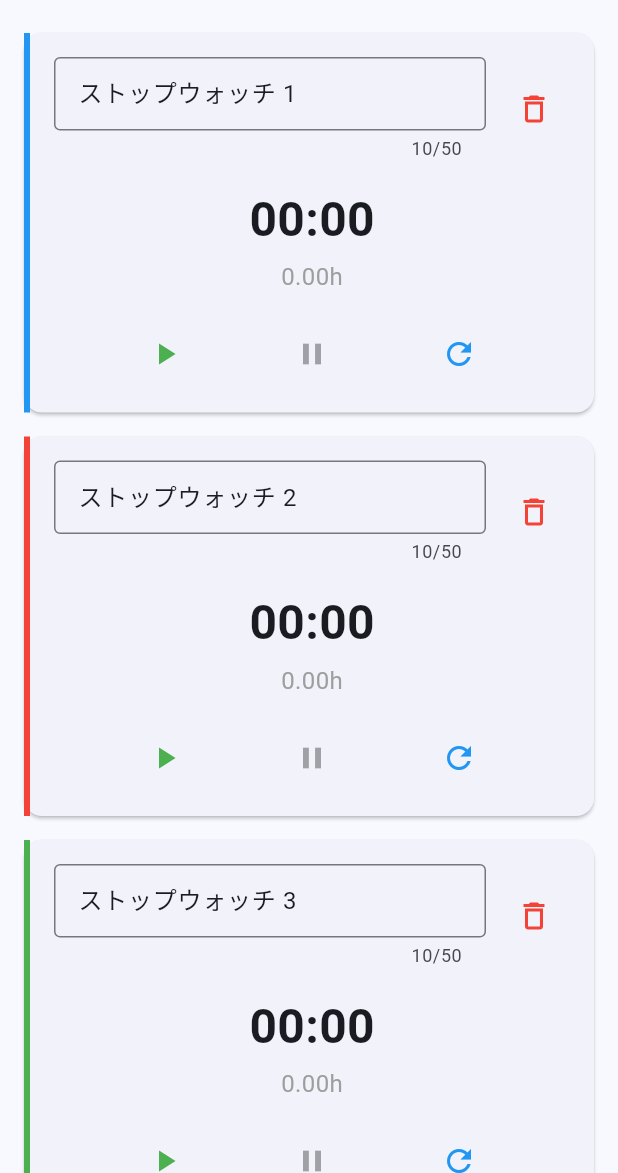
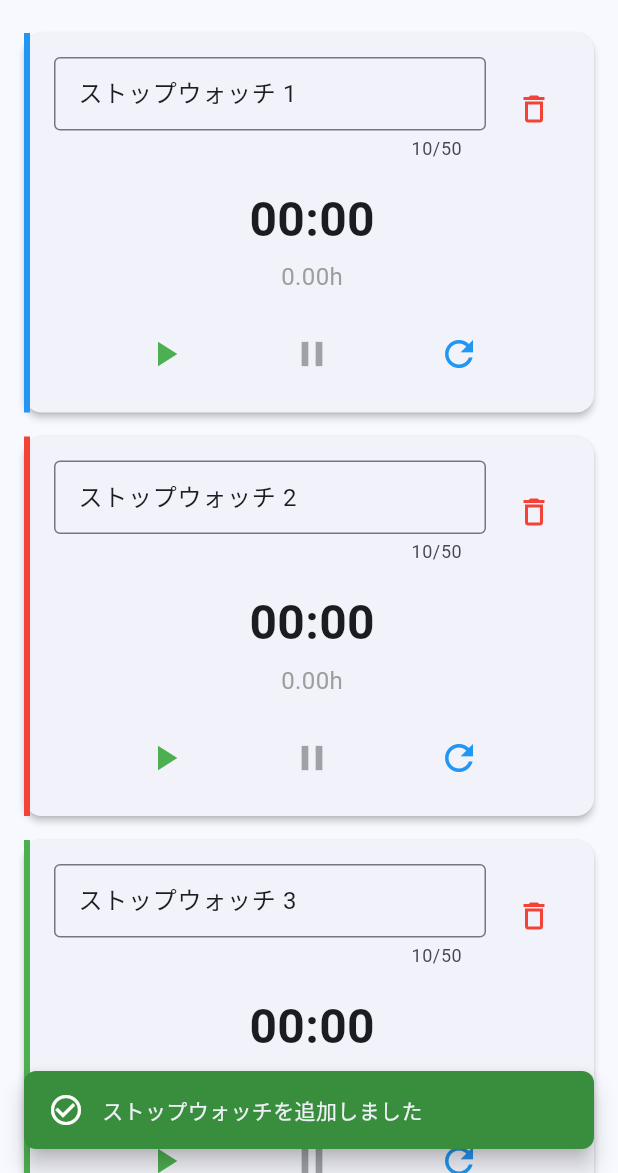
Before and after one commit to takuya040321/multi_stopwatch, a Flutter app: the screen it shows after launch, after a tap on the "add" icon, on a phone screen of 412 x 824 dp, the part 63-1236 px from its top. Run offline on Flutter 3.47's test engine with Material 3 defaults, Android fonts, the phone set to English and light mode, and no system bars; our stand-ins replace flutter_riverpod, hive, hive_flutter, shared_preferences; missing offline and left inert: window_manager; accounts and stored records are empty; statements that could not run were skipped.

Commit message:
feat: UI/UX改善とポリッシュを実装
- カードホバー時のエレベーション変更アニメーション
- ボタンホバー時のスケールアニメーション
- リセット時の確認ダイアログを追加
- 統一されたSnackBar表示機能
- キーボードショートカット対応
- 詳細なツールチップメッセージ

```diff
--- /dev/null
+++ b/lib/utils/snackbar_helper.dart
@@ -0,0 +1,95 @@
+import "package:flutter/material.dart";
+
+/// SnackBarヘルパー関数
+///
+/// 一貫したスタイルのSnackBarを表示するためのユーティリティ
+
+/// エラーメッセージを表示する
+///
+/// [context] BuildContext
+/// [message] 表示するメッセージ
+void showErrorSnackBar(BuildContext context, String message) {
+  ScaffoldMessenger.of(context).showSnackBar(
+    SnackBar(
+      content: Row(
+        children: [
+          const Icon(Icons.error_outline, color: Colors.white),
+          const SizedBox(width: 12),
+          Expanded(
+            child: Text(
+              message,
+              style: const TextStyle(fontSize: 14),
+            ),
+          ),
+        ],
+      ),
+      backgroundColor: Colors.red.shade700,
+      behavior: SnackBarBehavior.floating,
+      shape: RoundedRectangleBorder(
+        borderRadius: BorderRadius.circular(8),
+      ),
+      margin: const EdgeInsets.all(16),
+      duration: const Duration(seconds: 4),
+    ),
+  );
+}
+
+/// 成功メッセージを表示する
+///
+/// [context] BuildContext
+/// [message] 表示するメッセージ
+void showSuccessSnackBar(BuildContext context, String message) {
+  ScaffoldMessenger.of(context).showSnackBar(
+    SnackBar(
+      content: Row(
+        children: [
+          const Icon(Icons.check_circle_outline, color: Colors.white),
+          const SizedBox(width: 12),
+          Expanded(
+            child: Text(
+              message,
+              style: const TextStyle(fontSize: 14),
+            ),
+          ),
+        ],
+      ),
+      backgroundColor: Colors.green.shade700,
+      behavior: SnackBarBehavior.floating,
+      shape: RoundedRectangleBorder(
+        borderRadius: BorderRadius.circular(8),
+      ),
+      margin: const EdgeInsets.all(16),
+      duration: const Duration(seconds: 2),
+    ),
+  );
+}
+
+/// 情報メッセージを表示する
+///
+/// [context] BuildContext
+/// [message] 表示するメッセージ
+void showInfoSnackBar(BuildContext context, String message) {
+  ScaffoldMessenger.of(context).showSnackBar(
+    SnackBar(
+      content: Row(
+        children: [
+          const Icon(Icons.info_outline, color: Colors.white),
+          const SizedBox(width: 12),
+          Expanded(
+            child: Text(
+              message,
+              style: const TextStyle(fontSize: 14),
+            ),
+          ),
+        ],
+      ),
+      backgroundColor: Colors.blue.shade700,
+      behavior: SnackBarBehavior.floating,
+      shape: RoundedRectangleBorder(
+        borderRadius: BorderRadius.circular(8),
+      ),
+      margin: const EdgeInsets.all(16),
+      duration: const Duration(seconds: 3),
+    ),
+  );
+}
--- a/lib/views/home_screen.dart
+++ b/lib/views/home_screen.dart
@@ -5,12 +5,14 @@ library;
 
 import "dart:async";
 import "package:flutter/material.dart";
+import "package:flutter/services.dart";
 import "package:flutter_riverpod/flutter_riverpod.dart";
 import "package:window_manager/window_manager.dart";
 import "../providers/auto_stop_provider.dart";
 import "../providers/stopwatch_provider.dart";
 import "../providers/timer_provider.dart";
 import "../providers/settings_provider.dart";
+import "../utils/snackbar_helper.dart";
 import "widgets/stopwatch_card.dart";
 import "settings_screen.dart";
 
@@ -155,18 +157,30 @@ class _HomeScreenState extends ConsumerState<HomeScreen> with WidgetsBindingObse
     // 最小400pxで1列、以降400pxごとに1列追加（最大10列）
     final crossAxisCount = (screenWidth / 400).floor().clamp(1, 10);
 
-    return Scaffold(
+    return CallbackShortcuts(
+      bindings: <ShortcutActivator, VoidCallback>{
+        // Ctrl/Cmd + N: ストップウォッチを追加
+        const SingleActivator(LogicalKeyboardKey.keyN, control: true): _addStopwatch,
+        const SingleActivator(LogicalKeyboardKey.keyN, meta: true): _addStopwatch,
+      },
+      child: Focus(
+        autofocus: true,
+        child: Scaffold(
       appBar: AppBar(
         title: const Text("Multi Stopwatch"),
         actions: [
           // 追加ボタン
-          IconButton(
+          Tooltip(
+            message: "ストップウォッチを追加\n(Ctrl+N / Cmd+N)",
+            child: IconButton(
               icon: const Icon(Icons.add),
               onPressed: _addStopwatch,
-            tooltip: "ストップウォッチを追加",
+            ),
           ),
           // 設定ボタン
-          IconButton(
+          Tooltip(
+            message: "設定画面を開く",
+            child: IconButton(
               icon: const Icon(Icons.settings),
               onPressed: () {
                 Navigator.push(
@@ -174,7 +188,7 @@ class _HomeScreenState extends ConsumerState<HomeScreen> with WidgetsBindingObse
                   MaterialPageRoute(builder: (context) => const SettingsScreen()),
                 );
               },
-            tooltip: "設定",
+            ),
           ),
         ],
       ),
@@ -215,6 +229,8 @@ class _HomeScreenState extends ConsumerState<HomeScreen> with WidgetsBindingObse
                       },
                     ),
             ),
+        ),
+      ),
     );
   }
 
@@ -222,14 +238,12 @@ class _HomeScreenState extends ConsumerState<HomeScreen> with WidgetsBindingObse
   Future<void> _addStopwatch() async {
     try {
       await ref.read(stopwatchProvider.notifier).addStopwatch();
+      if (mounted) {
+        showSuccessSnackBar(context, "ストップウォッチを追加しました");
+      }
     } catch (e) {
       if (mounted) {
-        ScaffoldMessenger.of(context).showSnackBar(
-          SnackBar(
-            content: Text(e.toString().replaceFirst("Exception: ", "")),
-            backgroundColor: Colors.red,
-          ),
-        );
+        showErrorSnackBar(context, e.toString().replaceFirst("Exception: ", ""));
       }
     }
   }
--- a/lib/views/widgets/stopwatch_card.dart
+++ b/lib/views/widgets/stopwatch_card.dart
@@ -8,6 +8,7 @@ import "package:flutter_riverpod/flutter_riverpod.dart";
 import "../../models/stopwatch_model.dart";
 import "../../providers/stopwatch_provider.dart";
 import "../../utils/constants.dart";
+import "../../utils/snackbar_helper.dart";
 import "time_display.dart";
 
 /// ストップウォッチカード
@@ -29,6 +30,7 @@ class StopwatchCard extends ConsumerStatefulWidget {
 class _StopwatchCardState extends ConsumerState<StopwatchCard> {
   late TextEditingController _nameController;
   bool _isEditing = false;
+  bool _isHovered = false;
 
   @override
   void initState() {
@@ -60,8 +62,15 @@ class _StopwatchCardState extends ConsumerState<StopwatchCard> {
     // エージェントカラーを取得
     final agentColor = Color(agentColors[index % agentColors.length]);
 
-    return Card(
+    return MouseRegion(
+      onEnter: (_) => setState(() => _isHovered = true),
+      onExit: (_) => setState(() => _isHovered = false),
+      child: AnimatedContainer(
+        duration: const Duration(milliseconds: 200),
+        curve: Curves.easeInOut,
+        child: Card(
           margin: const EdgeInsets.symmetric(horizontal: 16, vertical: 8),
+          elevation: _isHovered ? 8 : 2,
           child: IntrinsicHeight(
             child: Row(
               crossAxisAlignment: CrossAxisAlignment.stretch,
@@ -121,25 +130,28 @@ class _StopwatchCardState extends ConsumerState<StopwatchCard> {
                       mainAxisAlignment: MainAxisAlignment.spaceEvenly,
                       children: [
                         // 開始ボタン
-                        IconButton(
-                          icon: const Icon(Icons.play_arrow),
+                        _AnimatedButton(
+                          icon: Icons.play_arrow,
                           onPressed: widget.stopwatch.isRunning ? null : _startStopwatch,
-                          tooltip: "開始",
+                          tooltip: "計測を開始",
                           color: widget.stopwatch.isRunning ? Colors.grey : Colors.green,
+                          isEnabled: !widget.stopwatch.isRunning,
                         ),
                         // 停止ボタン
-                        IconButton(
-                          icon: const Icon(Icons.pause),
+                        _AnimatedButton(
+                          icon: Icons.pause,
                           onPressed: widget.stopwatch.isRunning ? _stopStopwatch : null,
-                          tooltip: "停止",
+                          tooltip: "計測を停止",
                           color: widget.stopwatch.isRunning ? Colors.orange : Colors.grey,
+                          isEnabled: widget.stopwatch.isRunning,
                         ),
                         // リセットボタン
-                        IconButton(
-                          icon: const Icon(Icons.refresh),
+                        _AnimatedButton(
+                          icon: Icons.refresh,
                           onPressed: _resetStopwatch,
-                          tooltip: "リセット",
+                          tooltip: "計測時間をリセット",
                           color: Colors.blue,
+                          isEnabled: true,
                         ),
                       ],
                     ),
@@ -148,6 +160,8 @@ class _StopwatchCardState extends ConsumerState<StopwatchCard> {
               ),
             ),
               ],
+            ),
+          ),
         ),
       ),
     );
@@ -165,12 +179,7 @@ class _StopwatchCardState extends ConsumerState<StopwatchCard> {
             );
       } catch (e) {
         if (mounted) {
-          ScaffoldMessenger.of(context).showSnackBar(
-            SnackBar(
-              content: Text("名称の更新に失敗しました: $e"),
-              backgroundColor: Colors.red,
-            ),
-          );
+          showErrorSnackBar(context, "名称の更新に失敗しました: $e");
         }
       }
     }
@@ -182,12 +191,7 @@ class _StopwatchCardState extends ConsumerState<StopwatchCard> {
       await ref.read(stopwatchProvider.notifier).startStopwatch(widget.stopwatch.id);
     } catch (e) {
       if (mounted) {
-        ScaffoldMessenger.of(context).showSnackBar(
-          SnackBar(
-            content: Text("開始に失敗しました: $e"),
-            backgroundColor: Colors.red,
-          ),
-        );
+        showErrorSnackBar(context, "開始に失敗しました: $e");
       }
     }
   }
@@ -198,28 +202,47 @@ class _StopwatchCardState extends ConsumerState<StopwatchCard> {
       await ref.read(stopwatchProvider.notifier).stopStopwatch(widget.stopwatch.id);
     } catch (e) {
       if (mounted) {
-        ScaffoldMessenger.of(context).showSnackBar(
-          SnackBar(
-            content: Text("停止に失敗しました: $e"),
-            backgroundColor: Colors.red,
-          ),
-        );
+        showErrorSnackBar(context, "停止に失敗しました: $e");
       }
     }
   }
 
   /// ストップウォッチをリセットする
   Future<void> _resetStopwatch() async {
+    // 経過時間が0秒より大きい場合のみ確認ダイアログを表示
+    if (widget.stopwatch.elapsedSeconds > 0) {
+      final confirmed = await showDialog<bool>(
+        context: context,
+        builder: (context) => AlertDialog(
+          title: const Text("リセット確認"),
+          content: const Text("計測時間をリセットしますか？この操作は取り消せません。"),
+          actions: [
+            TextButton(
+              onPressed: () => Navigator.of(context).pop(false),
+              child: const Text("キャンセル"),
+            ),
+            TextButton(
+              onPressed: () => Navigator.of(context).pop(true),
+              child: const Text(
+                "リセット",
+                style: TextStyle(color: Colors.red),
+              ),
+            ),
+          ],
+        ),
+      );
+
+      if (confirmed != true) return;
+    }
+
     try {
       await ref.read(stopwatchProvider.notifier).resetStopwatch(widget.stopwatch.id);
+      if (mounted) {
+        showSuccessSnackBar(context, "計測時間をリセットしました");
+      }
     } catch (e) {
       if (mounted) {
-        ScaffoldMessenger.of(context).showSnackBar(
-          SnackBar(
-            content: Text("リセットに失敗しました: $e"),
-            backgroundColor: Colors.red,
-          ),
-        );
+        showErrorSnackBar(context, "リセットに失敗しました: $e");
       }
     }
   }
@@ -248,16 +271,63 @@ class _StopwatchCardState extends ConsumerState<StopwatchCard> {
     if (confirmed == true) {
       try {
         await ref.read(stopwatchProvider.notifier).removeStopwatch(widget.stopwatch.id);
+        if (mounted) {
+          showSuccessSnackBar(context, "ストップウォッチを削除しました");
+        }
       } catch (e) {
         if (mounted) {
-          ScaffoldMessenger.of(context).showSnackBar(
-            SnackBar(
-              content: Text(e.toString().replaceFirst("Exception: ", "")),
-              backgroundColor: Colors.red,
-            ),
-          );
+          showErrorSnackBar(context, e.toString().replaceFirst("Exception: ", ""));
         }
       }
     }
   }
 }
+
+/// アニメーション付きボタンウィジェット
+///
+/// ホバー時にスケールアニメーションを適用するアイコンボタン
+class _AnimatedButton extends StatefulWidget {
+  final IconData icon;
+  final VoidCallback? onPressed;
+  final String tooltip;
+  final Color color;
+  final bool isEnabled;
+
+  const _AnimatedButton({
+    required this.icon,
+    required this.onPressed,
+    required this.tooltip,
+    required this.color,
+    required this.isEnabled,
+  });
+
+  @override
+  State<_AnimatedButton> createState() => _AnimatedButtonState();
+}
+
+class _AnimatedButtonState extends State<_AnimatedButton> {
+  bool _isHovered = false;
+
+  @override
+  Widget build(BuildContext context) {
+    return MouseRegion(
+      onEnter: (_) => setState(() => _isHovered = true),
+      onExit: (_) => setState(() => _isHovered = false),
+      child: AnimatedScale(
+        scale: _isHovered && widget.isEnabled ? 1.2 : 1.0,
+        duration: const Duration(milliseconds: 150),
+        curve: Curves.easeInOut,
+        child: Tooltip(
+          message: widget.tooltip,
+          waitDuration: const Duration(milliseconds: 500),
+          child: IconButton(
+            icon: Icon(widget.icon),
+            onPressed: widget.onPressed,
+            color: widget.color,
+            iconSize: 28,
+          ),
+        ),
+      ),
+    );
+  }
+}
```
Lines whose indentation alone changed are shown as unchanged.
